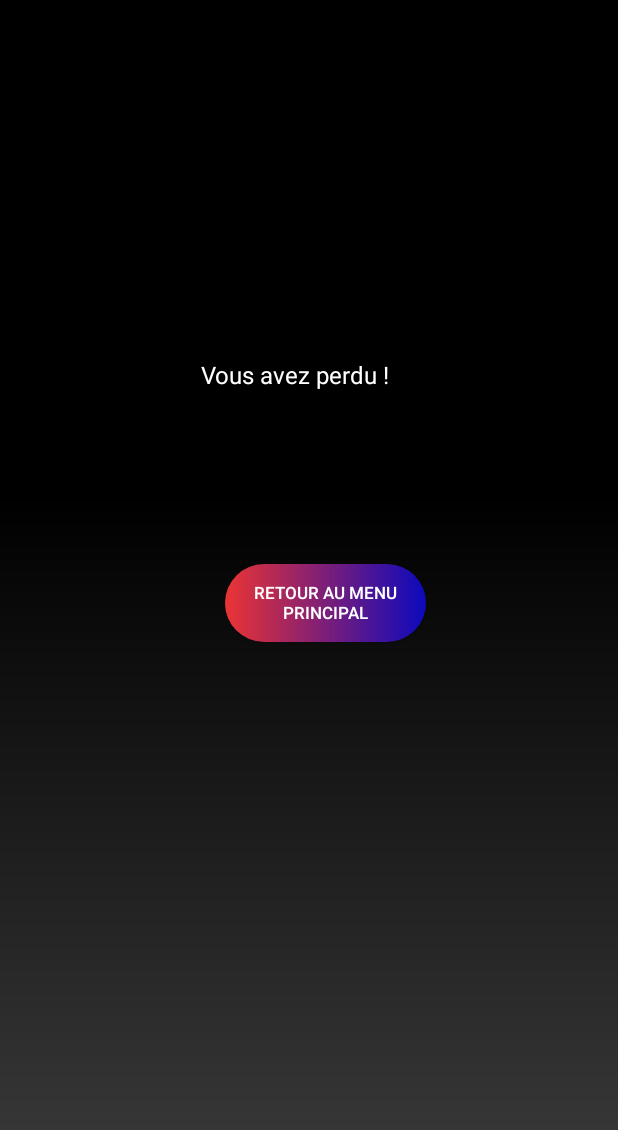
After one commit to Newbyl/Tetris, an Android app: the LoseActivity screen opened directly, with no data from a screen before it, on a phone screen of 412 x 824 dp. The commit adds this screen. Shown: the top 1130 px of the screen. Run offline under Robolectric (Android 15) with nearby library versions, the phone set to English and light mode, and no system bars.

Commit message:
win/lose

```diff
--- a/app/src/main/java/com/example/tetris/Game.java
+++ b/app/src/main/java/com/example/tetris/Game.java
@@ -1,6 +1,7 @@
 package com.example.tetris;
 
 import android.annotation.SuppressLint;
+import android.content.Intent;
 import android.os.Bundle;
 import android.widget.TextView;
 
@@ -29,11 +30,19 @@ public class Game extends AppCompatActivity {
             public void run() {
                 while (true) {
                     try {
-                        Thread.sleep(400);
+                        Thread.sleep(200);
                     } catch (InterruptedException e) {
                         e.printStackTrace();
                     }
-                        mGLView.anim();
+                        if (mGLView.anim())
+                        {
+                            startActivity(new Intent(Game.this,WinActivity.class));
+                        }
+
+                        if (mGLView.lose()){
+                            startActivity(new Intent(Game.this,LoseActivity.class));
+                            break;
+                        }
                 }
 
             }
--- /dev/null
+++ b/app/src/main/java/com/example/tetris/LoseActivity.java
@@ -0,0 +1,20 @@
+package com.example.tetris;
+
+import androidx.appcompat.app.AppCompatActivity;
+
+import android.content.Intent;
+import android.os.Bundle;
+import android.view.View;
+
+public class LoseActivity extends AppCompatActivity {
+
+    @Override
+    protected void onCreate(Bundle savedInstanceState) {
+        super.onCreate(savedInstanceState);
+        setContentView(R.layout.activity_lose);
+    }
+
+    public void swap(View v){
+        startActivity(new Intent(LoseActivity.this, MainActivity.class));
+    }
+}
--- a/app/src/main/java/com/example/tetris/MyGLRenderer.java
+++ b/app/src/main/java/com/example/tetris/MyGLRenderer.java
@@ -84,6 +84,7 @@ public class MyGLRenderer implements GLSurfaceView.Renderer {
 
         if (grille.estVide()){
             aforme();
+
         }
 
         long start = System.nanoTime();
@@ -215,9 +216,27 @@ public class MyGLRenderer implements GLSurfaceView.Renderer {
         listePieces.add(1, piecesPossible.get(random.nextInt(piecesPossible.size())));
     }
 
-    public void anima(){
+    public Boolean anima(){
         this.grille.test();
-        this.grille.testLigneComplete();
+        return this.grille.testLigneComplete();
+    }
+
+    public Boolean diffZero(ArrayList<Integer> arr) {
+        boolean containsNonZero = false;
+        for (int i = 0; i < arr.size(); i++) {
+            if (arr.get(i) != 0) {
+                containsNonZero = true;
+                break;
+            }
+        }
+
+        return containsNonZero;
+    }
+
+    public Boolean testLose(){
+        ArrayList<ArrayList<Integer>> statique = grille.getGrilleStatique();
+
+        return diffZero(statique.get(statique.size() - 1));
     }
 
     public float[] getPosition() {
--- a/app/src/main/java/com/example/tetris/MyGLSurfaceView.java
+++ b/app/src/main/java/com/example/tetris/MyGLSurfaceView.java
@@ -84,7 +84,6 @@ public class MyGLSurfaceView extends GLSurfaceView {
     /* pour gérer la translation */
     private float mPreviousX;
     private float mPreviousY;
-    private boolean condition = false;
 
 
 
@@ -140,14 +139,19 @@ public class MyGLSurfaceView extends GLSurfaceView {
         return true;
     }
 
+    public Boolean lose() {
+        return mRenderer.testLose();
+    }
 
-    public void anim(){
-        mRenderer.anima();
+    public Boolean anim(){
+        Boolean test = mRenderer.anima();
         if (mutex) {
             mutex = false;
             requestRender();
             mutex = true;
         }
+
+        return test;
     }
 
 
--- /dev/null
+++ b/app/src/main/res/layout/activity_lose.xml
@@ -0,0 +1,38 @@
+<?xml version="1.0" encoding="utf-8"?>
+<androidx.constraintlayout.widget.ConstraintLayout xmlns:android="http://schemas.android.com/apk/res/android"
+    xmlns:app="http://schemas.android.com/apk/res-auto"
+    xmlns:tools="http://schemas.android.com/tools"
+    android:layout_width="match_parent"
+    android:layout_height="match_parent"
+    tools:context=".LoseActivity"
+    android:background="@drawable/back">
+
+    <TextView
+        android:id="@+id/textView"
+        android:layout_width="168dp"
+        android:layout_height="108dp"
+        android:layout_marginStart="112dp"
+        android:layout_marginTop="196dp"
+        android:gravity="center"
+        android:text="Vous avez perdu !"
+        android:textColor="#FFFFFF"
+        android:textSize="16sp"
+        app:layout_constraintStart_toStartOf="parent"
+        app:layout_constraintTop_toTopOf="parent" />
+
+    <Button
+        android:id="@+id/button2"
+        android:layout_width="134dp"
+        android:layout_height="52dp"
+        android:layout_marginTop="376dp"
+        android:layout_marginEnd="128dp"
+        android:background="@drawable/custom_button"
+        android:onClick="swap"
+        android:text="Retour au menu principal"
+        android:textColor="#FFFFFF"
+        android:textSize="11sp"
+        app:layout_constraintEnd_toEndOf="parent"
+        app:layout_constraintTop_toTopOf="parent"
+        tools:ignore="MissingConstraints" />
+
+</androidx.constraintlayout.widget.ConstraintLayout>
```
Also changed, not shown: app/src/main/AndroidManifest.xml (+18 -3 lines), app/src/main/java/com/example/tetris/Grille.java (+2 -6 lines), app/src/main/java/com/example/tetris/WinActivity.java (added, +24 -0 lines), app/src/main/res/layout/activity_win.xml (added, +52 -0 lines).
